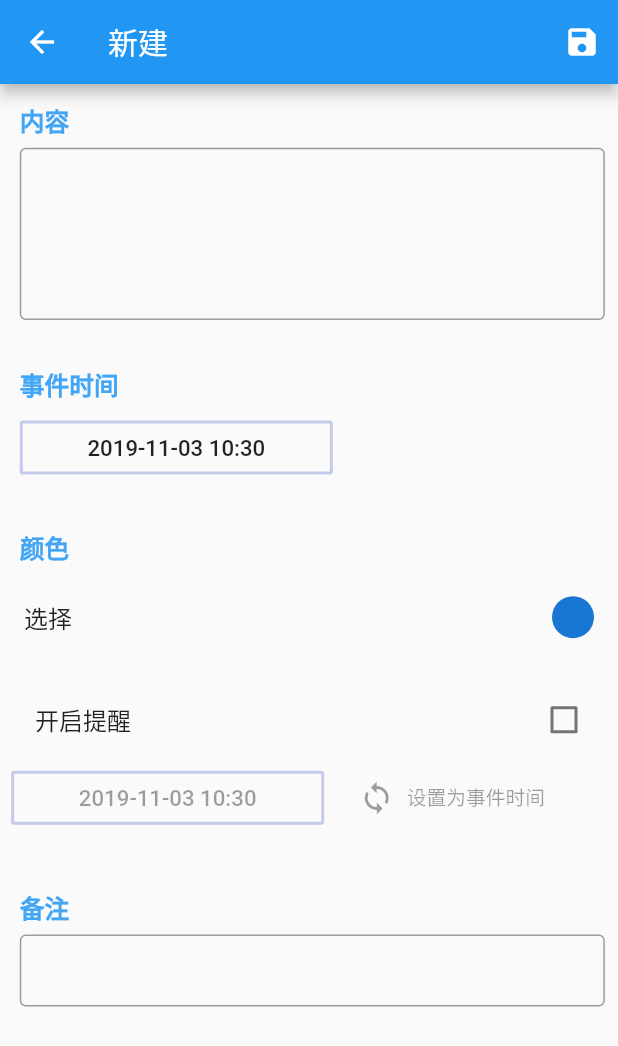
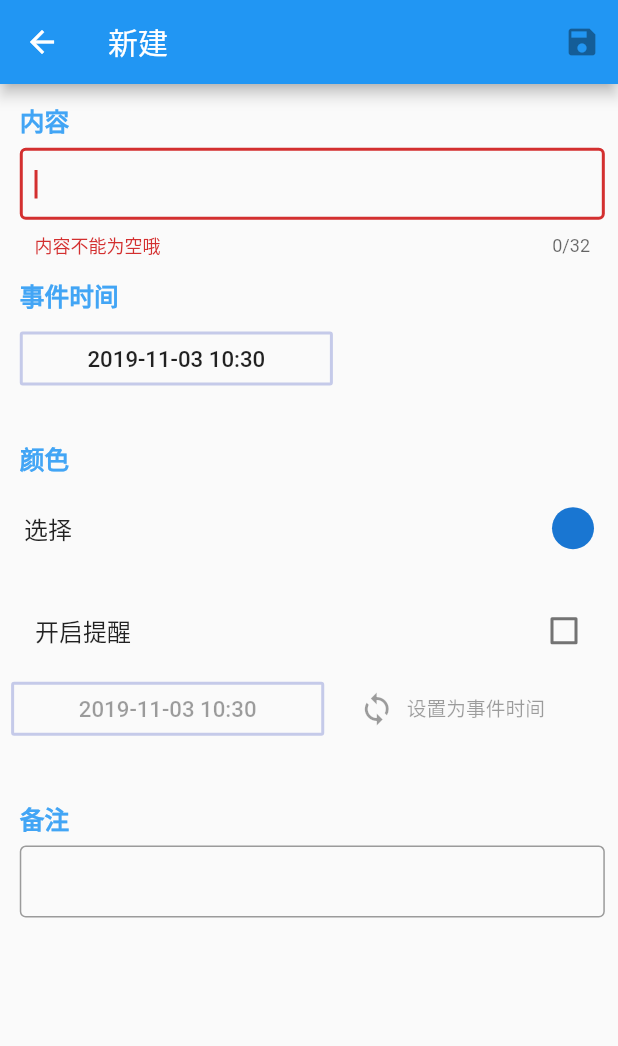
Before and after one commit to a1028737065/todo_flutter, a Flutter app: the CreatePage screen opened directly, on a phone screen of 412 x 824 dp. Shown: the top 1046 px of the screen. Run offline on Flutter 3.47's test engine with Material 2 defaults, Android fonts, the phone set to English and light mode, and no system bars; our stand-ins replace flutter_datetime_picker, flutter_local_notifications, flutter_screenutil, sqflite; missing offline and left inert: flutter_material_color_picker; accounts and stored records are empty; statements that could not run were skipped.

```diff
--- a/lib/page/create_page.dart
+++ b/lib/page/create_page.dart
@@ -21,7 +21,7 @@ class _CreatePageState extends State<CreatePage> {
   TextEditingController _controller1, _controller2;
   DateTime _time, _alertTime;
   bool _isAlert = false;
-  String _text, _commet;
+  String _text = '', _commet;
   Color _selectedColor = Color(0xffffffff), _nowColor;
 
   //TODO:需优化为只传入t
@@ -92,17 +92,20 @@ class _CreatePageState extends State<CreatePage> {
 
   @override
   Widget build(BuildContext context) {
-    return new Scaffold(
+    return GestureDetector(
+      child: Scaffold(
         appBar: AppBar(
           leading: IconButton(
             icon: Icon(Icons.arrow_back),
             onPressed: () => Navigator.pop(context),
+            tooltip: '返回',
           ),
           title: Text('新建'),
           actions: <Widget>[
             IconButton(
               icon: Icon(Icons.save),
-            onPressed: _create,
+              onPressed: _text != '' ? _create : null,
+              tooltip: _text != '' ? '保存' : '内容不能为空哦',
             )
           ],
         ),
@@ -118,15 +121,28 @@ class _CreatePageState extends State<CreatePage> {
                   child: new TextField(
                     controller: _controller1,
                     decoration:  InputDecoration(
+                      errorText: _text == '' ? '内容不能为空哦' : null,
                       border: OutlineInputBorder(
                         borderSide: BorderSide(color: Colors.transparent)
                       ),
                       contentPadding: EdgeInsets.all(ScreenUtil().setSp(18)),
                     ),
-                  minLines: 5,
-                  maxLines: 5,
+                    autofocus: true,
+                    textInputAction: TextInputAction.done,
+                    maxLines: 1,
+                    maxLength: 32,
                     onChanged: (value) {
+                      if (_text == '' && value != '') {
+                        setState(() {
                           this._text = value;
+                        });
+                      } else if (_text != '' && value == '') {
+                        setState(() {
+                          this._text = value;
+                        });
+                      } else {
+                        this._text = value;
+                      }
                     },
                     style: TextStyle(fontSize: ScreenUtil().setSp(30)),
                   ),
@@ -136,7 +152,7 @@ class _CreatePageState extends State<CreatePage> {
               Column(
                 crossAxisAlignment: CrossAxisAlignment.start,
                 children: <Widget>[
-                _label('事件时间', 50),
+                  _label('事件时间', 20),
                   Padding(
                     padding: EdgeInsets.only(left: ScreenUtil().setWidth(24)),
                     child: Container(
@@ -262,18 +278,23 @@ class _CreatePageState extends State<CreatePage> {
                       ),
                       contentPadding: EdgeInsets.all(ScreenUtil().setSp(20)),
                     ),
-                  maxLines: 1,
+                    minLines: 1,
+                    maxLines: 5,
                     onChanged: (value) {
                       this._commet = value;
                     },
                     style: TextStyle(fontSize: ScreenUtil().setSp(30)),
-                  textInputAction: TextInputAction.next,
+                    textInputAction: TextInputAction.newline,
                   ),
                 ),
               )
             ],
           ),
         ),
+      ),
+      onTap: () {
+        FocusScope.of(context).requestFocus(FocusNode());
+      },
     );
   }
 }
```
Also changed, not shown: lib/component/todo_item.dart (+21 -4 lines), lib/page/edit_page.dart (+25 -5 lines), lib/page/main_page.dart (+50 -15 lines), 3 other files. Lines whose indentation alone changed are shown as unchanged.
